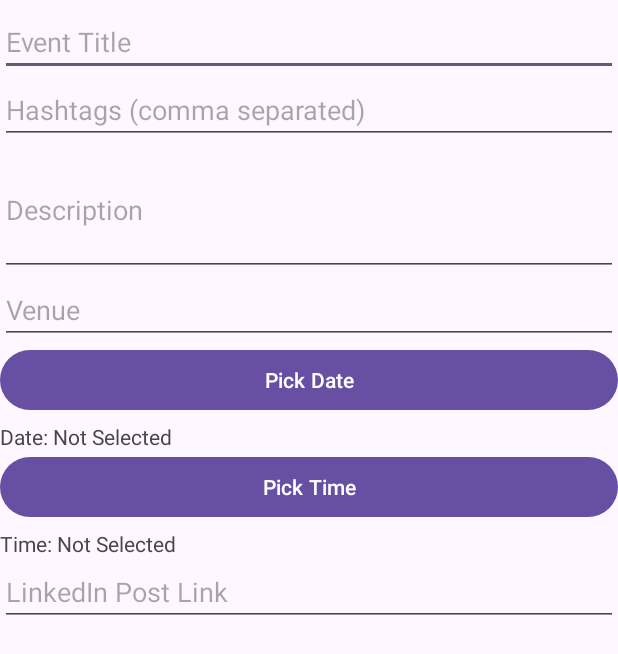
After one commit to Sayantan-2022/Kernel, an Android app: the layout dialog_add_event.xml on its own in the app's theme, with its tools: preview values and no code run, on a phone screen of 412 x 824 dp. The commit adds this screen. Shown: the top 654 px of the screen. Run offline under Robolectric (Android 15) with nearby library versions, the phone set to English and light mode, and no system bars.

Commit message:
Project Files

```diff
--- /dev/null
+++ b/app/src/main/java/com/example/kernel/Components/EventData.kt
@@ -0,0 +1,4 @@
+package com.example.kernel.Components
+
+data class EventData(val eventTitle : String, val hashtags : String, val description : String, val venue : String, val date :String,
+    val time : String, val postLink :String)
--- /dev/null
+++ b/app/src/main/res/layout/dialog_add_event.xml
@@ -0,0 +1,80 @@
+<?xml version="1.0" encoding="utf-8"?>
+<LinearLayout xmlns:android="http://schemas.android.com/apk/res/android"
+    android:layout_width="match_parent"
+    android:layout_height="match_parent"
+    xmlns:app="http://schemas.android.com/apk/res-auto"
+    android:orientation="vertical">
+
+    <LinearLayout
+        android:layout_width="match_parent"
+        android:layout_height="wrap_content"
+        android:orientation="vertical"
+        android:layout_marginTop="5dp">
+
+        <EditText
+            android:id="@+id/et_event_title"
+            android:layout_width="match_parent"
+            android:layout_height="wrap_content"
+            android:hint="Event Title"
+            android:inputType="text"/>
+
+        <EditText
+            android:id="@+id/et_hashtags"
+            android:layout_width="match_parent"
+            android:layout_height="wrap_content"
+            android:hint="Hashtags (comma separated)"
+            android:inputType="text"/>
+
+        <EditText
+            android:id="@+id/et_description"
+            android:layout_width="match_parent"
+            android:layout_height="wrap_content"
+            android:hint="Description"
+            android:inputType="textMultiLine"
+            android:minLines="3"/>
+
+        <EditText
+            android:id="@+id/et_venue"
+            android:layout_width="match_parent"
+            android:layout_height="wrap_content"
+            android:hint="Venue"
+            android:inputType="text"/>
+
+        <Button
+            android:id="@+id/btn_pick_date"
+            android:layout_width="match_parent"
+            android:layout_height="wrap_content"
+            android:text="Pick Date"/>
+
+        <TextView
+            android:id="@+id/tv_selected_date"
+            android:layout_width="match_parent"
+            android:layout_height="wrap_content"
+            android:text="Date: Not Selected"
+            android:textSize="14sp"
+            android:paddingTop="4dp"/>
+
+        <Button
+            android:id="@+id/btn_pick_time"
+            android:layout_width="match_parent"
+            android:layout_height="wrap_content"
+            android:text="Pick Time"/>
+
+        <TextView
+            android:id="@+id/tv_selected_time"
+            android:layout_width="match_parent"
+            android:layout_height="wrap_content"
+            android:text="Time: Not Selected"
+            android:textSize="14sp"
+            android:paddingTop="4dp"/>
+
+        <EditText
+            android:id="@+id/et_post_link"
+            android:layout_width="match_parent"
+            android:layout_height="wrap_content"
+            android:hint="LinkedIn Post Link"
+            android:inputType="text"/>
+
+    </LinearLayout>
+
+</LinearLayout>
--- a/app/src/main/res/layout/activity_admin.xml
+++ b/app/src/main/res/layout/event_dialog.xml
@@ -1,10 +1,6 @@
 <?xml version="1.0" encoding="utf-8"?>
 <androidx.constraintlayout.widget.ConstraintLayout xmlns:android="http://schemas.android.com/apk/res/android"
-    xmlns:app="http://schemas.android.com/apk/res-auto"
-    xmlns:tools="http://schemas.android.com/tools"
-    android:id="@+id/main"
     android:layout_width="match_parent"
-    android:layout_height="match_parent"
-    tools:context=".UI.OrganizerActivity">
+    android:layout_height="match_parent">
 
 </androidx.constraintlayout.widget.ConstraintLayout>
```
Also changed, not shown: app/src/main/java/com/example/kernel/Adapters/OrganizerPagerAdapter.kt (added, +14 -0 lines), app/src/main/java/com/example/kernel/UI/Fragments/LoginFragment.kt (+51 -18 lines), app/src/main/java/com/example/kernel/UI/Fragments/Organizer/EventFragment.kt (added, +109 -0 lines), app/src/main/java/com/example/kernel/UI/OrganizerActivity.kt (+10 -1 lines), app/src/main/res/layout/activity_organizer.xml (added, +16 -0 lines), app/src/main/res/layout/fragment_event.xml (added, +18 -0 lines).
